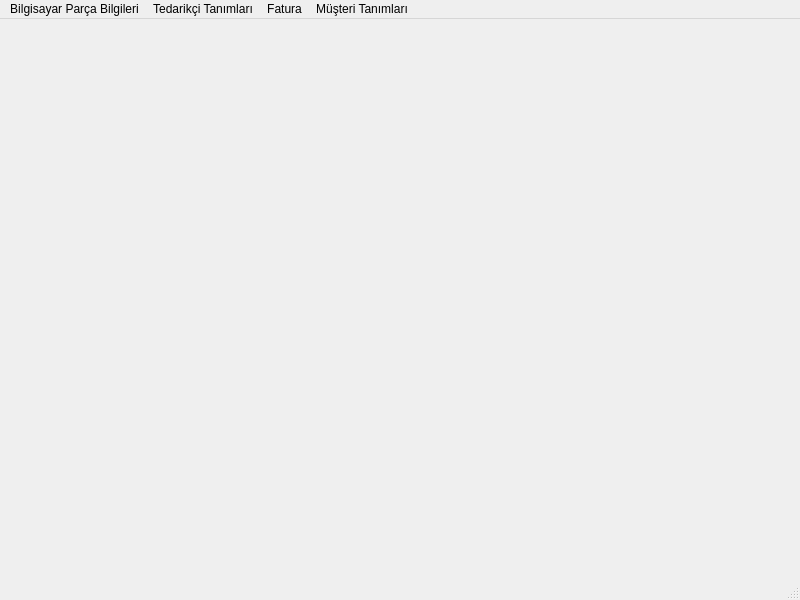
Before: the Qt Designer form Desktop/tekno_market2/TKN_Market/tknanapencere.ui in asirkacar/okulprojesi, drawn with Qt 5.
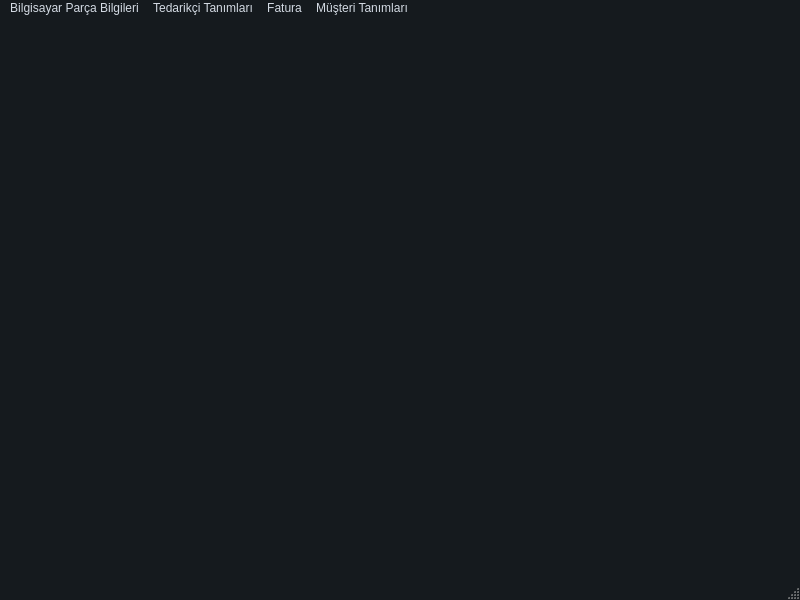
After: the same form once the commit is applied.

What changed in the file:
```diff
--- a/Desktop/tekno_market2/TKN_Market/tknanapencere.ui
+++ b/Desktop/tekno_market2/TKN_Market/tknanapencere.ui
@@ -13,6 +13,539 @@
   <property name="windowTitle">
    <string>TKNAnaPencere</string>
   </property>
+  <property name="styleSheet">
+   <string notr="true">/*
+ManjaroMix Style Sheet for QT Applications
+Author: Jaime A. Quiroga P.
+Company: GTRONICK
+Last updated: 25/02/2020, 15:42.
+Available at: https://github.com/GTRONICK/QSS/blob/master/ManjaroMix.qss
+*/
+QMainWindow {
+	background-color:#151a1e;
+}
+QCalendar {
+	background-color: #151a1e;
+}
+QTextEdit {
+	border-width: 1px;
+	border-style: solid;
+	border-color: #4fa08b;
+	background-color: #222b2e;
+	color: #d3dae3;
+}
+QPlainTextEdit {
+	border-width: 1px;
+	border-style: solid;
+	border-color: #4fa08b;
+	background-color: #222b2e;
+	color: #d3dae3;
+}
+QToolButton {
+	border-style: solid;
+	border-top-color: qlineargradient(spread:pad, x1:0.5, y1:1, x2:0.5, y2:0, stop:0 rgb(215, 215, 215), stop:1 rgb(222, 222, 222));
+	border-right-color: qlineargradient(spread:pad, x1:0, y1:0.5, x2:1, y2:0.5, stop:0 rgb(217, 217, 217), stop:1 rgb(227, 227, 227));
+	border-left-color: qlineargradient(spread:pad, x1:0, y1:0.5, x2:1, y2:0.5, stop:0 rgb(227, 227, 227), stop:1 rgb(217, 217, 217));
+	border-bottom-color: qlineargradient(spread:pad, x1:0.5, y1:1, x2:0.5, y2:0, stop:0 rgb(215, 215, 215), stop:1 rgb(222, 222, 222));
+	border-width: 1px;
+	border-radius: 5px;
+	color: #d3dae3;
+	padding: 2px;
+	background-color: rgb(255,255,255);
+}
+QToolButton:hover{
+	border-style: solid;
+	border-top-color: qlineargradient(spread:pad, x1:0.5, y1:1, x2:0.5, y2:0, stop:0 rgb(195, 195, 195), stop:1 rgb(222, 222, 222));
+	border-right-color: qlineargradient(spread:pad, x1:0, y1:0.5, x2:1, y2:0.5, stop:0 rgb(197, 197, 197), stop:1 rgb(227, 227, 227));
+	border-left-color: qlineargradient(spread:pad, x1:0, y1:0.5, x2:1, y2:0.5, stop:0 rgb(227, 227, 227), stop:1 rgb(197, 197, 197));
+	border-bottom-color: qlineargradient(spread:pad, x1:0.5, y1:1, x2:0.5, y2:0, stop:0 rgb(195, 195, 195), stop:1 rgb(222, 222, 222));
+	border-width: 1px;
+	border-radius: 5px;
+	color: rgb(0,0,0);
+	padding: 2px;
+	background-color: rgb(255,255,255);
+}
+QToolButton:pressed{
+	border-style: solid;
+	border-top-color: qlineargradient(spread:pad, x1:0.5, y1:1, x2:0.5, y2:0, stop:0 rgb(215, 215, 215), stop:1 rgb(222, 222, 222));
+	border-right-color: qlineargradient(spread:pad, x1:0, y1:0.5, x2:1, y2:0.5, stop:0 rgb(217, 217, 217), stop:1 rgb(227, 227, 227));
+	border-left-color: qlineargradient(spread:pad, x1:0, y1:0.5, x2:1, y2:0.5, stop:0 rgb(227, 227, 227), stop:1 rgb(217, 217, 217));
+	border-bottom-color: qlineargradient(spread:pad, x1:0.5, y1:1, x2:0.5, y2:0, stop:0 rgb(215, 215, 215), stop:1 rgb(222, 222, 222));
+	border-width: 1px;
+	border-radius: 5px;
+	color: rgb(0,0,0);
+	padding: 2px;
+	background-color: rgb(142,142,142);
+}
+QPushButton{
+	border-style: solid;
+	border-color: #050a0e;
+	border-width: 1px;
+	border-radius: 5px;
+	color: #d3dae3;
+	padding: 2px;
+	background-color: #151a1e;
+}
+QPushButton::default{
+	border-style: solid;
+	border-color: #050a0e;
+	border-width: 1px;
+	border-radius: 5px;
+	color: #FFFFFF;
+	padding: 2px;
+	background-color: #151a1e;;
+}
+QPushButton:hover{
+	border-style: solid;
+	border-color: #050a0e;
+	border-width: 1px;
+	border-radius: 5px;
+	color: #d3dae3;
+	padding: 2px;
+	background-color: #1c1f1f;
+}
+QPushButton:pressed{
+	border-style: solid;
+	border-color: #050a0e;
+	border-width: 1px;
+	border-radius: 5px;
+	color: #d3dae3;
+	padding: 2px;
+	background-color: #2c2f2f;
+}
+QPushButton:disabled{
+	border-style: solid;
+	border-top-color: qlineargradient(spread:pad, x1:0.5, y1:1, x2:0.5, y2:0, stop:0 rgb(215, 215, 215), stop:1 rgb(222, 222, 222));
+	border-right-color: qlineargradient(spread:pad, x1:0, y1:0.5, x2:1, y2:0.5, stop:0 rgb(217, 217, 217), stop:1 rgb(227, 227, 227));
+	border-left-color: qlineargradient(spread:pad, x1:0, y1:0.5, x2:1, y2:0.5, stop:0 rgb(227, 227, 227), stop:1 rgb(217, 217, 217));
+	border-bottom-color: qlineargradient(spread:pad, x1:0.5, y1:1, x2:0.5, y2:0, stop:0 rgb(215, 215, 215), stop:1 rgb(222, 222, 222));
+	border-width: 1px;
+	border-radius: 5px;
+	color: #808086;
+	padding: 2px;
+	background-color: rgb(142,142,142);
+}
+QLineEdit {
+	border-width: 1px;
+	border-style: solid;
+	border-color: #4fa08b;
+	background-color: #222b2e;
+	color: #d3dae3;
+}
+QLabel {
+	color: #d3dae3;
+}
+QLCDNumber {
+	color: #4d9b87;
+}
+QProgressBar {
+	text-align: center;
+	color: #d3dae3;
+	border-radius: 10px;
+	border-color: transparent;
+	border-style: solid;
+	background-color: #52595d;
+}
+QProgressBar::chunk {
+	background-color: #214037	;
+	border-radius: 10px;
+}
+QMenuBar {
+	background-color: #151a1e;
+}
+QMenuBar::item {
+	color: #d3dae3;
+  	spacing: 3px;
+  	padding: 1px 4px;
+	background-color: #151a1e;
+}
+
+QMenuBar::item:selected {
+  	background-color: #252a2e;
+	color: #FFFFFF;
+}
+QMenu {
+	background-color: #151a1e;
+}
+QMenu::item:selected {
+	background-color: #252a2e;
+	color: #FFFFFF;
+}
+QMenu::item {
+	color: #d3dae3;
+	background-color: #151a1e;
+}
+QTabWidget {
+	color:rgb(0,0,0);
+	background-color:#000000;
+}
+QTabWidget::pane {
+		border-color: #050a0e;
+		background-color: #1e282c;
+		border-style: solid;
+		border-width: 1px;
+    	border-bottom-left-radius: 4px;
+		border-bottom-right-radius: 4px;
+}
+QTabBar::tab:first {
+	border-style: solid;
+	border-left-width:1px;
+	border-right-width:0px;
+	border-top-width:1px;
+	border-bottom-width:0px;
+	border-top-color: #050a0e;
+	border-left-color: #050a0e;
+	border-bottom-color: #050a0e;
+	border-top-left-radius: 4px;
+	color: #d3dae3;
+	padding: 3px;
+	margin-left:0px;
+	background-color: #151a1e;
+}
+QTabBar::tab:last {
+	border-style: solid;
+	border-top-width:1px;
+	border-left-width:1px;
+	border-right-width:1px;
+	border-bottom-width:0px;
+	border-color: #050a0e;
+	border-top-right-radius: 4px;
+	color: #d3dae3;
+	padding: 3px;
+	margin-left:0px;
+	background-color: #151a1e;
+}
+QTabBar::tab {
+	border-style: solid;
+	border-top-width:1px;
+	border-bottom-width:0px;
+	border-left-width:1px;
+	border-top-color: #050a0e;
+	border-left-color: #050a0e;
+	border-bottom-color: #050a0e;
+	color: #d3dae3;
+	padding: 3px;
+	margin-left:0px;
+	background-color: #151a1e;
+}
+QTabBar::tab:selected, QTabBar::tab:last:selected, QTabBar::tab:hover {
+  	border-style: solid;
+  	border-left-width:1px;
+	border-bottom-width:0px;
+	border-right-color: transparent;
+	border-top-color: #050a0e;
+	border-left-color: #050a0e;
+	border-bottom-color: #050a0e;
+	color: #FFFFFF;
+	padding: 3px;
+	margin-left:0px;
+	background-color: #1e282c;
+}
+
+QTabBar::tab:selected, QTabBar::tab:first:selected, QTabBar::tab:hover {
+  	border-style: solid;
+  	border-left-width:1px;
+  	border-bottom-width:0px;
+  	border-top-width:1px;
+	border-right-color: transparent;
+	border-top-color: #050a0e;
+	border-left-color: #050a0e;
+	border-bottom-color: #050a0e;
+	color: #FFFFFF;
+	padding: 3px;
+	margin-left:0px;
+	background-color: #1e282c;
+}
+
+QCheckBox {
+	color: #d3dae3;
+	padding: 2px;
+}
+QCheckBox:disabled {
+	color: #808086;
+	padding: 2px;
+}
+
+QCheckBox:hover {
+	border-radius:4px;
+	border-style:solid;
+	padding-left: 1px;
+	padding-right: 1px;
+	padding-bottom: 1px;
+	padding-top: 1px;
+	border-width:1px;
+	border-color: transparent;
+}
+QCheckBox::indicator:checked {
+
+	height: 10px;
+	width: 10px;
+	border-style:solid;
+	border-width: 1px;
+	border-color: #4fa08b;
+	color: #000000;
+	background-color: qradialgradient(cx:0.4, cy:0.4, radius: 1.5,fx:0, fy:0, stop:0 #1e282c, stop:0.3 #1e282c, stop:0.4 #4fa08b, stop:0.5 #1e282c, stop:1 #1e282c);
+}
+QCheckBox::indicator:unchecked {
+
+	height: 10px;
+	width: 10px;
+	border-style:solid;
+	border-width: 1px;
+	border-color: #4fa08b;
+	color: #000000;
+}
+QRadioButton {
+	color: #d3dae3;
+	padding: 1px;
+}
+QRadioButton::indicator:checked {
+	height: 10px;
+	width: 10px;
+	border-style:solid;
+	border-radius:5px;
+	border-width: 1px;
+	border-color: #4fa08b;
+	color: #a9b7c6;
+	background-color: qradialgradient(cx:0.5, cy:0.5, radius:0.4,fx:0.5, fy:0.5, stop:0 #4fa08b, stop:1 #1e282c);
+}
+QRadioButton::indicator:!checked {
+	height: 10px;
+	width: 10px;
+	border-style:solid;
+	border-radius:5px;
+	border-width: 1px;
+	border-color: #4fa08b;
+	color: #a9b7c6;
+	background-color: transparent;
+}
+QStatusBar {
+	color:#027f7f;
+}
+QSpinBox {
+	color: #d3dae3;
+	background-color: #222b2e;
+	border-width: 1px;
+	border-style: solid;
+	border-color: #4fa08b;
+}
+QDoubleSpinBox {
+	color: #d3dae3;
+	background-color: #222b2e;
+	border-width: 1px;
+	border-style: solid;
+	border-color: #4fa08b;
+}
+QTimeEdit {
+	color: #d3dae3;
+	background-color: #222b2e;
+	border-width: 1px;
+	border-style: solid;
+	border-color: #4fa08b;
+}
+QDateTimeEdit {
+	color: #d3dae3;
+	background-color: #222b2e;
+	border-width: 1px;
+	border-style: solid;
+	border-color: #4fa08b;
+}
+QDateEdit {
+	color: #d3dae3;
+	background-color: #222b2e;
+	border-width: 1px;
+	border-style: solid;
+	border-color: #4fa08b;
+}
+QFontComboBox {
+	color: #d3dae3;
+	background-color: #222b2e;
+	border-width: 1px;
+	border-style: solid;
+	border-color: #4fa08b;
+}
+QComboBox {
+	color: #d3dae3;
+	background-color: #222b2e;
+	border-width: 1px;
+	border-style: solid;
+	border-color: #4fa08b;
+}
+
+QDial {
+	background: #16a085;
+}
+
+QToolBox {
+	color: #a9b7c6;
+	background-color: #222b2e;
+}
+QToolBox::tab {
+	color: #a9b7c6;
+	background-color:#222b2e;
+}
+QToolBox::tab:selected {
+	color: #FFFFFF;
+	background-color:#222b2e;
+}
+QScrollArea {
+	color: #FFFFFF;
+	background-color:#222b2e;
+}
+QSlider::groove:horizontal {
+	height: 5px;
+	background-color: #52595d;
+}
+QSlider::groove:vertical {
+	width: 5px;
+	background-color: #52595d;
+}
+QSlider::handle:horizontal {
+	background: #1a2224;
+	border-style: solid;
+	border-width: 1px;
+	border-color: rgb(207,207,207);
+	width: 12px;
+	margin: -5px 0;
+	border-radius: 7px;
+}
+QSlider::handle:vertical {
+	background: #1a2224;
+	border-style: solid;
+	border-width: 1px;
+	border-color: rgb(207,207,207);
+	height: 12px;
+	margin: 0 -5px;
+	border-radius: 7px;
+}
+QSlider::add-page:horizontal {
+    background: #52595d;
+}
+QSlider::add-page:vertical {
+    background: #52595d;
+}
+QSlider::sub-page:horizontal {
+    background-color: #15433a;
+}
+QSlider::sub-page:vertical {
+    background-color: #15433a;
+}
+QScrollBar:horizontal {
+	max-height: 10px;
+	border: 1px transparent grey;
+	margin: 0px 20px 0px 20px;
+	background: transparent;
+}
+QScrollBar:vertical {
+	max-width: 10px;
+	border: 1px transparent grey;
+	margin: 20px 0px 20px 0px;
+	background: transparent;
+}
+QScrollBar::handle:horizontal {
+	background: #52595d;
+	border-style: transparent;
+	border-radius: 4px;
+	min-width: 25px;
+}
+QScrollBar::handle:horizontal:hover {
+	background: #58a492;
+	border-style: transparent;
+	border-radius: 4px;
+	min-width: 25px;
+}
+QScrollBar::handle:vertical {
+	background: #52595d;
+	border-style: transparent;
+	border-radius: 4px;
+	min-height: 25px;
+}
+QScrollBar::handle:vertical:hover {
+	background: #58a492;
+	border-style: transparent;
+	border-radius: 4px;
+	min-height: 25px;
+}
+QScrollBar::add-line:horizontal {
+   border: 2px transparent grey;
+   border-top-right-radius: 4px;
+   border-bottom-right-radius: 4px;
+   background: #15433a;
+   width: 20px;
+   subcontrol-position: right;
+   subcontrol-origin: margin;
+}
+QScrollBar::add-line:horizontal:pressed {
+   border: 2px transparent grey;
+   border-top-right-radius: 4px;
+   border-bottom-right-radius: 4px;
+   background: rgb(181,181,181);
+   width: 20px;
+   subcontrol-position: right;
+   subcontrol-origin: margin;
+}
+QScrollBar::add-line:vertical {
+   border: 2px transparent grey;
+   border-bottom-left-radius: 4px;
+   border-bottom-right-radius: 4px;
+   background: #15433a;
+   height: 20px;
+   subcontrol-position: bottom;
+   subcontrol-origin: margin;
+}
+QScrollBar::add-line:vertical:pressed {
+   border: 2px transparent grey;
+   border-bottom-left-radius: 4px;
+   border-bottom-right-radius: 4px;
+   background: rgb(181,181,181);
+   height: 20px;
+   subcontrol-position: bottom;
+   subcontrol-origin: margin;
+}
+QScrollBar::sub-line:horizontal {
+   border: 2px transparent grey;
+   border-top-left-radius: 4px;
+   border-bottom-left-radius: 4px;
+   background: #15433a;
+   width: 20px;
+   subcontrol-position: left;
+   subcontrol-origin: margin;
+}
+QScrollBar::sub-line:horizontal:pressed {
+   border: 2px transparent grey;
+   border-top-left-radius: 4px;
+   border-bottom-left-radius: 4px;
+   background: rgb(181,181,181);
+   width: 20px;
+   subcontrol-position: left;
+   subcontrol-origin: margin;
+}
+QScrollBar::sub-line:vertical {
+   border: 2px transparent grey;
+   border-top-left-radius: 4px;
+   border-top-right-radius: 4px;
+   background: #15433a;
+   height: 20px;
+   subcontrol-position: top;
+   subcontrol-origin: margin;
+}
+QScrollBar::sub-line:vertical:pressed {
+   border: 2px transparent grey;
+   border-top-left-radius: 4px;
+   border-top-right-radius: 4px;
+   background: rgb(181,181,181);
+   height: 20px;
+   subcontrol-position: top;
+   subcontrol-origin: margin;
+}
+
+QScrollBar::add-page:horizontal, QScrollBar::sub-page:horizontal {
+   background: none;
+}
+QScrollBar::add-page:vertical, QScrollBar::sub-page:vertical {
+   background: none;
+}</string>
+  </property>
   <widget class="QWidget" name="centralwidget"/>
   <widget class="QMenuBar" name="menubar">
    <property name="geometry">
@@ -20,7 +553,7 @@
      <x>0</x>
      <y>0</y>
      <width>800</width>
-     <height>26</height>
+     <height>23</height>
     </rect>
    </property>
    <widget class="QMenu" name="menuBilgisayar_Par_a_Bilgileri">
```
